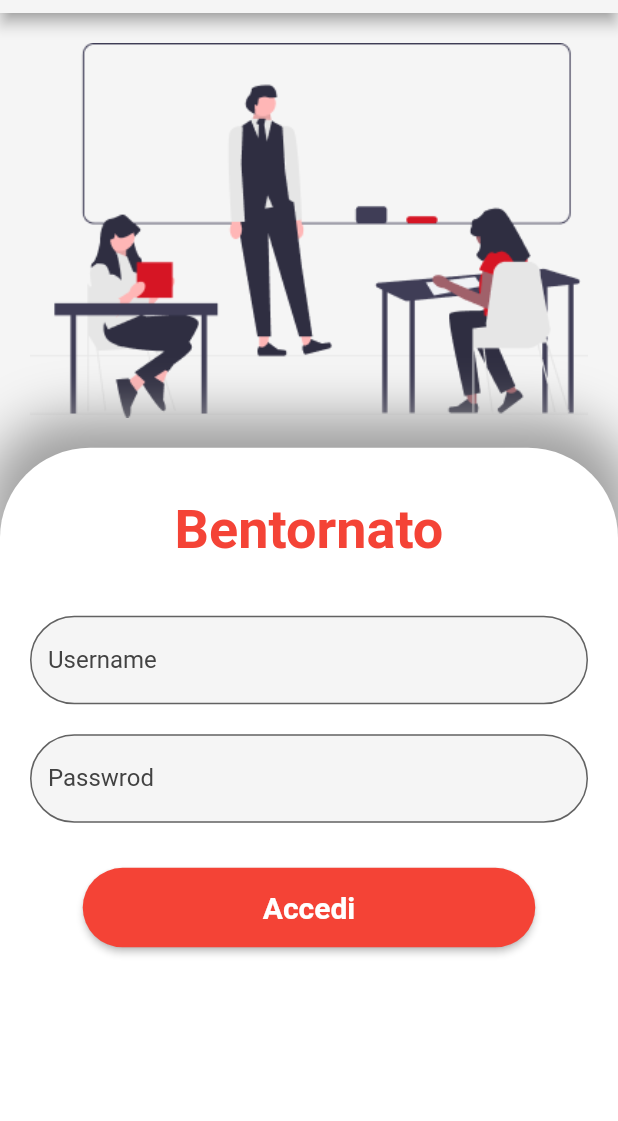
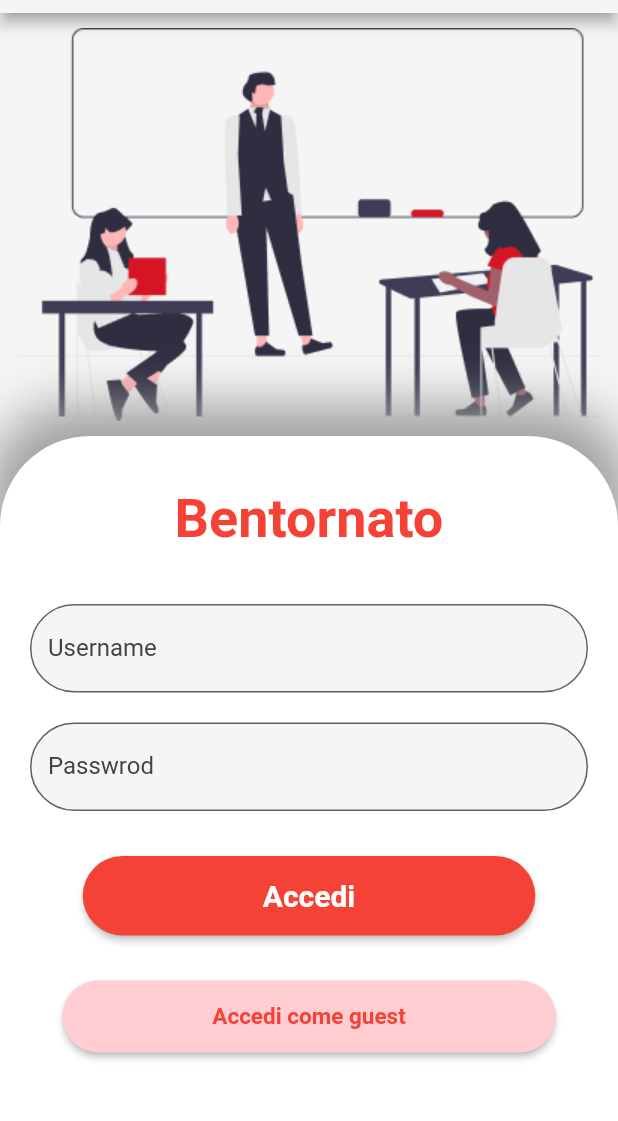
Before and after one commit to tiboxtibo/progetto_flutter, a Flutter app: the screen it shows after launch, after a tap on "Accedi", on a phone screen of 412 x 824 dp, the part 92-1213 px from its top. Run offline on Flutter 3.47's test engine with Material 2 defaults, Android fonts, the phone set to English and light mode, and no system bars; network calls fail.

Commit message:
prima versione funzionante

```diff
--- a/lib/main.dart
+++ b/lib/main.dart
@@ -1,6 +1,7 @@
 import 'package:flutter/material.dart';
 import 'package:http/http.dart';
 
+import 'guestPage.dart';
 import 'homePage.dart';
 import 'homePageAmministratore.dart';
 
@@ -21,10 +22,13 @@ class MyApp extends StatefulWidget {
 
 class _MyAppState extends State<MyApp> {
 
-  final urlLog = "http://localhost:8080/EsServlet_war_exploded/LoginServlet";
+  final urlLog = "http://10.0.2.2:8080/EsServlet_war_exploded/LoginServlet";
   String username = "";
   String password = "";
   bool semaforo = false;
+
+  //serve per far capire alla servlet quale parte eseguire (se quella di flutter o quella del browser)
+  String dispositivo= "flutter";
 
 
   // Put Function
@@ -33,6 +37,7 @@ class _MyAppState extends State<MyApp> {
       final response = await post(Uri.parse(urlLog), body: {
         "username_utente": username,
         "password_utente": password,
+        "dispositivo": dispositivo,
       });
 
       print("Username: " + username);
@@ -58,9 +63,42 @@ class _MyAppState extends State<MyApp> {
         ScaffoldMessenger.of(context).showSnackBar(
             const SnackBar(content: Text('Login Effettuato com Amministratore')));
       }
+
       else {
         ScaffoldMessenger.of(context).showSnackBar(
             const SnackBar(content: Text('Dati inseriti non corretti')));
+      }
+    } catch (er) {
+    }
+  }
+  // End Put Function
+
+  // Put Function
+  void postDataGuest() async {
+    try {
+      final response = await post(Uri.parse(urlLog), body: {
+        "username_utente": "guest",
+        "password_utente": "guest",
+        "dispositivo": dispositivo,
+      });
+
+      print("Username: " + username);
+      print(" Password: "+ password);
+      int ruolo = int.parse(response.body);
+      print(ruolo);
+
+      if(ruolo == 2) {
+        Navigator.push(
+          context,
+          MaterialPageRoute(builder: (context) => guestPage(username)),
+        );
+        ScaffoldMessenger.of(context).removeCurrentSnackBar();
+        ScaffoldMessenger.of(context).showSnackBar(
+            const SnackBar(content: Text('Login Effettuato com Guest')));
+      }
+      else {
+        ScaffoldMessenger.of(context).showSnackBar(
+            const SnackBar(content: Text('Errore')));
       }
     } catch (er) {
     }
@@ -95,7 +133,7 @@ class _MyAppState extends State<MyApp> {
         child: Column(
           children: <Widget>[
             Padding(
-              padding: const EdgeInsets.all(20),
+              padding: const EdgeInsets.all(10),
               child: Column(
                 crossAxisAlignment: CrossAxisAlignment.start,
                 children: const <Widget>[
@@ -210,6 +248,27 @@ class _MyAppState extends State<MyApp> {
                               child: const Text("Accedi"),
                             ),
                           ),
+                          Container(//pulsante guest
+                            padding: const EdgeInsets.all(10),
+                            child: ElevatedButton(
+                              onPressed: postDataGuest,
+                              style: ElevatedButton.styleFrom(
+                                foregroundColor: Colors.red,
+                                backgroundColor: Colors.red[100],
+                                padding: const EdgeInsets.symmetric(horizontal: 100, vertical: 15),
+                                textStyle: const TextStyle(
+                                    fontSize: 15,
+                                    fontWeight: FontWeight.bold
+                                ),
+                                shape: RoundedRectangleBorder(
+                                  borderRadius: BorderRadius.circular(40), // <-- Radius
+                                ),
+
+                              ),
+
+                              child: const Text("Accedi come guest"),
+                            ),
+                          ),
                         ],
                       ),
                     ),
```
Also changed, not shown: lib/homePage.dart (+17 -7 lines), lib/homePageAmministratore.dart (+10 -4 lines), lib/user.dart (+17 -6 lines).
